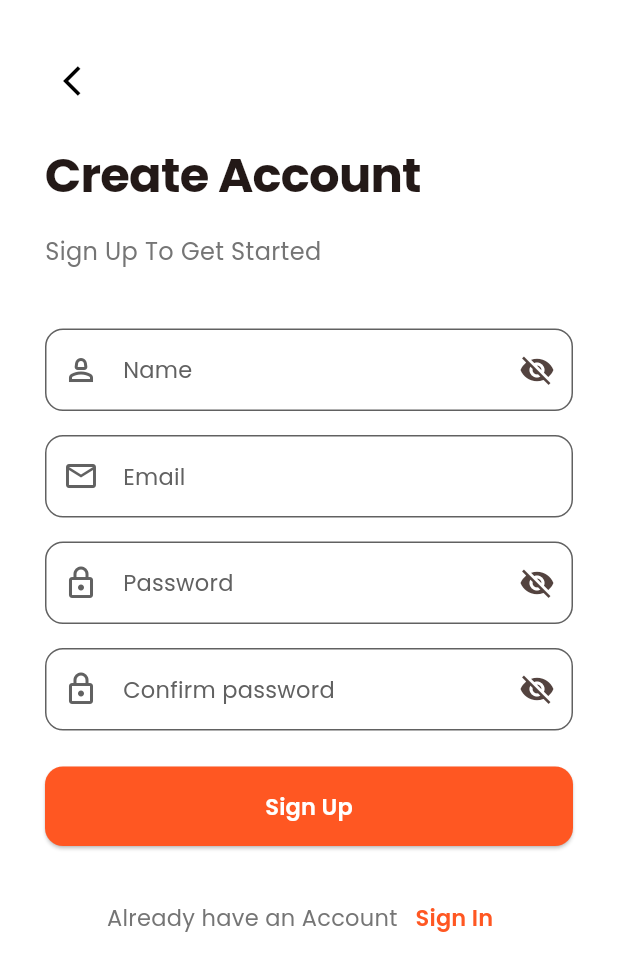
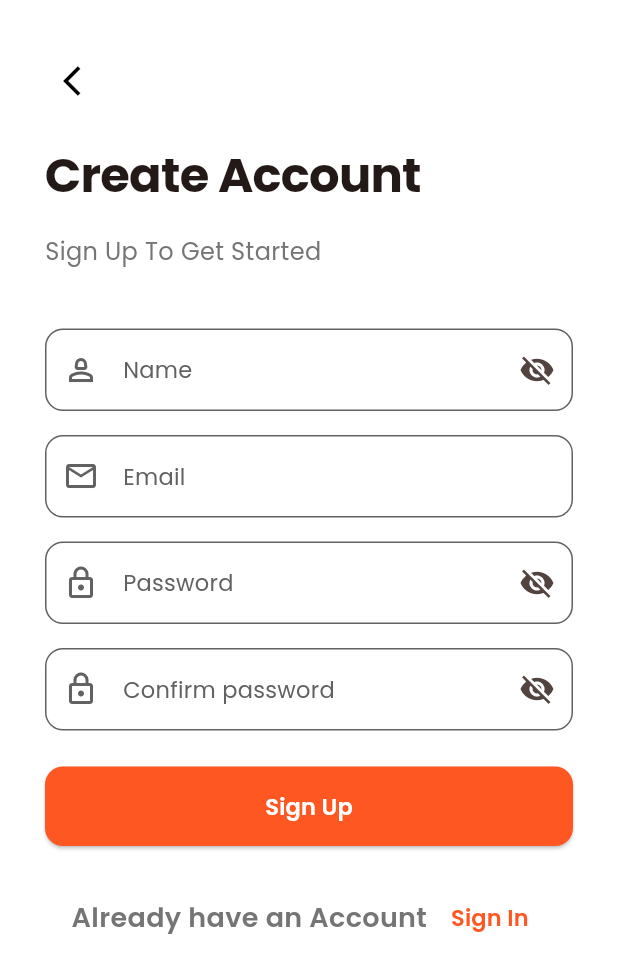
Before and after one commit to WhiteCoderKhalid/WatchHub, a Flutter app: the SignUpScreen screen opened directly, on a phone screen of 412 x 824 dp. Shown: the top 973 px of the screen. Run offline on Flutter 3.47's test engine with Material 3 defaults, Android fonts, the phone set to English and light mode, and no system bars; our stand-ins replace cloud_firestore, firebase_auth, firebase_core, get, get_storage, google_fonts and 2 more; accounts and stored records are empty; statements that could not run were skipped.

Commit message:
third commit

```diff
--- a/lib/view/widgets/signUp_screen.dart
+++ b/lib/view/widgets/signUp_screen.dart
@@ -142,10 +142,11 @@ class SignUpScreen extends StatelessWidget {
                   Text(
                     "Already have an Account",
                     style: AppTextstyle.withColor(
-                      AppTextstyle.bodyMedium,
+                      AppTextstyle.h3,
                       isDark ? Colors.grey[400]! : Colors.grey[600]!,
                     ),
                   ),
+                      SizedBox(width: 4),
                   TextButton(
                     onPressed: () => Get.to(() => SigninScreen()),
                     child: Text(
```
